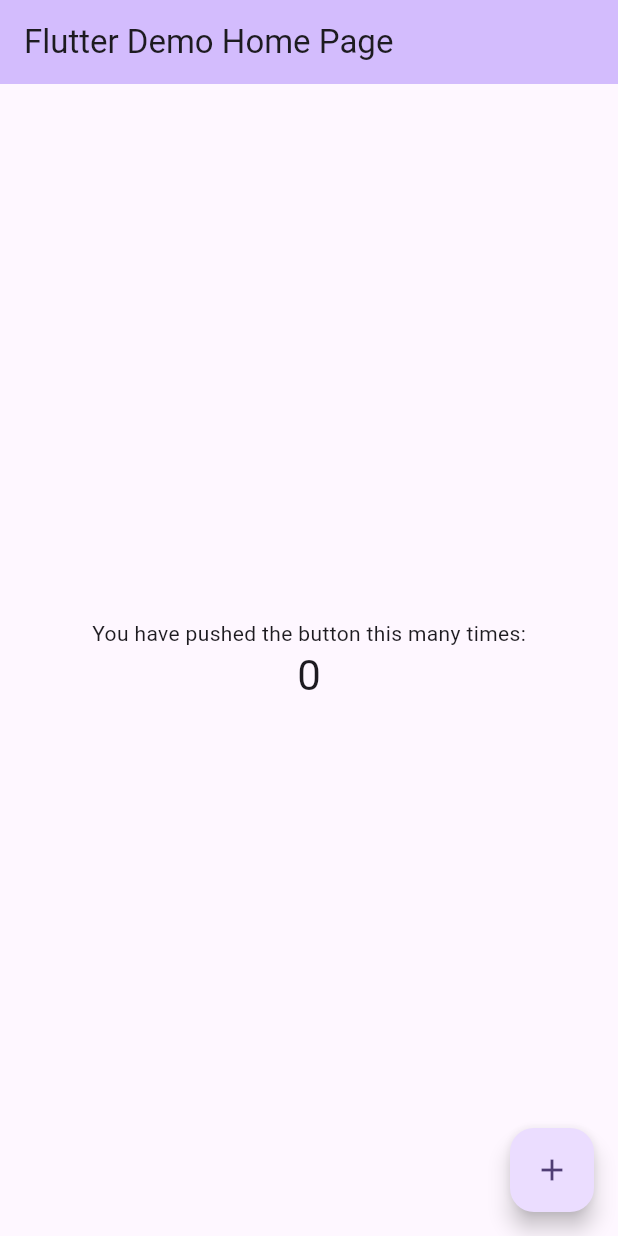
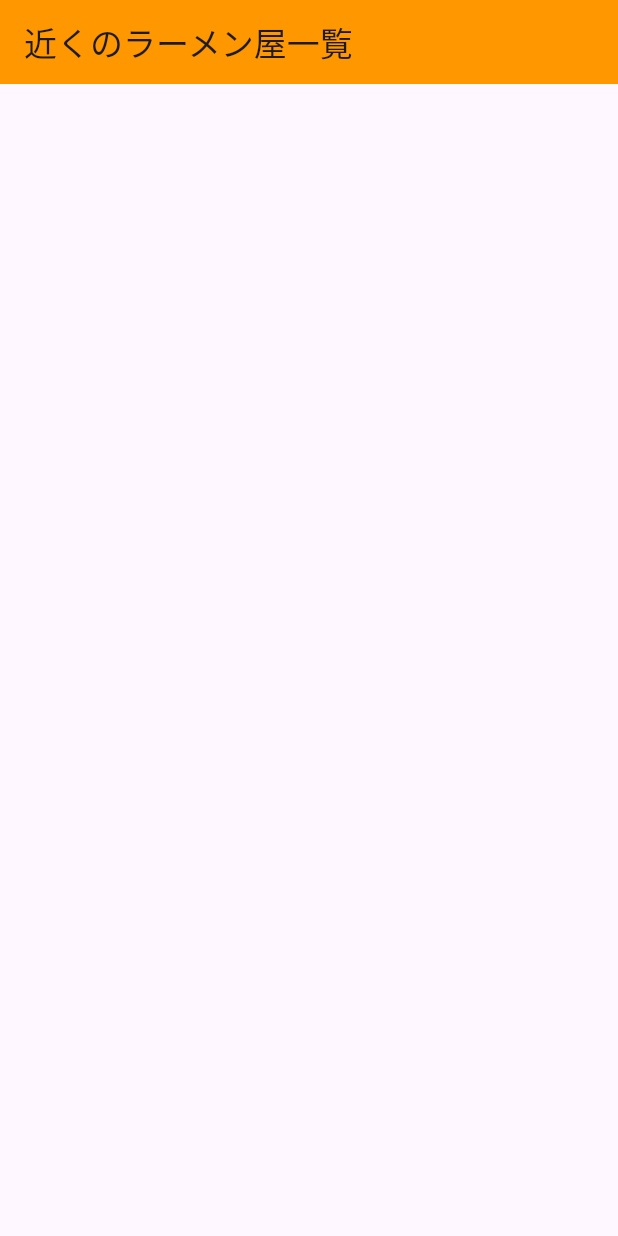
Before and after one commit to tomohiro1024/ramen_app, a Flutter app: the screen it shows after launch, on a phone screen of 412 x 824 dp. Run offline on Flutter 3.47's test engine with Material 3 defaults, Android fonts, the phone set to English and light mode, and no system bars.

Commit message:
初期整理

```diff
--- a/lib/main.dart
+++ b/lib/main.dart
@@ -1,4 +1,5 @@
 import 'package:flutter/material.dart';
+import 'package:ramen_app/ramen_page.dart';
 
 void main() {
   runApp(const MyApp());
@@ -11,115 +12,12 @@
   @override
   Widget build(BuildContext context) {
     return MaterialApp(
-      title: 'Flutter Demo',
+      title: 'Flutter',
       theme: ThemeData(
-        // This is the theme of your application.
-        //
-        // TRY THIS: Try running your application with "flutter run". You'll see
-        // the application has a purple toolbar. Then, without quitting the app,
-        // try changing the seedColor in the colorScheme below to Colors.green
-        // and then invoke "hot reload" (save your changes or press the "hot
-        // reload" button in a Flutter-supported IDE, or press "r" if you used
-        // the command line to start the app).
-        //
-        // Notice that the counter didn't reset back to zero; the application
-        // state is not lost during the reload. To reset the state, use hot
-        // restart instead.
-        //
-        // This works for code too, not just values: Most code changes can be
-        // tested with just a hot reload.
         colorScheme: ColorScheme.fromSeed(seedColor: Colors.deepPurple),
         useMaterial3: true,
       ),
-      home: const MyHomePage(title: 'Flutter Demo Home Page'),
+      home: const RamenPage(),
     );
   }
 }
-
-class MyHomePage extends StatefulWidget {
-  const MyHomePage({super.key, required this.title});
-
-  // This widget is the home page of your application. It is stateful, meaning
-  // that it has a State object (defined below) that contains fields that affect
-  // how it looks.
-
-  // This class is the configuration for the state. It holds the values (in this
-  // case the title) provided by the parent (in this case the App widget) and
-  // used by the build method of the State. Fields in a Widget subclass are
-  // always marked "final".
-
-  final String title;
-
-  @override
-  State<MyHomePage> createState() => _MyHomePageState();
-}
-
-class _MyHomePageState extends State<MyHomePage> {
-  int _counter = 0;
-
-  void _incrementCounter() {
-    setState(() {
-      // This call to setState tells the Flutter framework that something has
-      // changed in this State, which causes it to rerun the build method below
-      // so that the display can reflect the updated values. If we changed
-      // _counter without calling setState(), then the build method would not be
-      // called again, and so nothing would appear to happen.
-      _counter++;
-    });
-  }
-
-  @override
-  Widget build(BuildContext context) {
-    // This method is rerun every time setState is called, for instance as done
-    // by the _incrementCounter method above.
-    //
-    // The Flutter framework has been optimized to make rerunning build methods
-    // fast, so that you can just rebuild anything that needs updating rather
-    // than having to individually change instances of widgets.
-    return Scaffold(
-      appBar: AppBar(
-        // TRY THIS: Try changing the color here to a specific color (to
-        // Colors.amber, perhaps?) and trigger a hot reload to see the AppBar
-        // change color while the other colors stay the same.
-        backgroundColor: Theme.of(context).colorScheme.inversePrimary,
-        // Here we take the value from the MyHomePage object that was created by
-        // the App.build method, and use it to set our appbar title.
-        title: Text(widget.title),
-      ),
-      body: Center(
-        // Center is a layout widget. It takes a single child and positions it
-        // in the middle of the parent.
-        child: Column(
-          // Column is also a layout widget. It takes a list of children and
-          // arranges them vertically. By default, it sizes itself to fit its
-          // children horizontally, and tries to be as tall as its parent.
-          //
-          // Column has various properties to control how it sizes itself and
-          // how it positions its children. Here we use mainAxisAlignment to
-          // center the children vertically; the main axis here is the vertical
-          // axis because Columns are vertical (the cross axis would be
-          // horizontal).
-          //
-          // TRY THIS: Invoke "debug painting" (choose the "Toggle Debug Paint"
-          // action in the IDE, or press "p" in the console), to see the
-          // wireframe for each widget.
-          mainAxisAlignment: MainAxisAlignment.center,
-          children: <Widget>[
-            const Text(
-              'You have pushed the button this many times:',
-            ),
-            Text(
-              '$_counter',
-              style: Theme.of(context).textTheme.headlineMedium,
-            ),
-          ],
-        ),
-      ),
-      floatingActionButton: FloatingActionButton(
-        onPressed: _incrementCounter,
-        tooltip: 'Increment',
-        child: const Icon(Icons.add),
-      ), // This trailing comma makes auto-formatting nicer for build methods.
-    );
-  }
-}
--- /dev/null
+++ b/lib/ramen_page.dart
@@ -0,0 +1,20 @@
+import 'package:flutter/material.dart';
+
+class RamenPage extends StatefulWidget {
+  const RamenPage({super.key});
+
+  @override
+  State<RamenPage> createState() => _MyWidgetState();
+}
+
+class _MyWidgetState extends State<RamenPage> {
+  @override
+  Widget build(BuildContext context) {
+    return Scaffold(
+      appBar: AppBar(
+        title: Text('近くのラーメン屋一覧'),
+        backgroundColor: Colors.orange,
+      ),
+    );
+  }
+}
```
